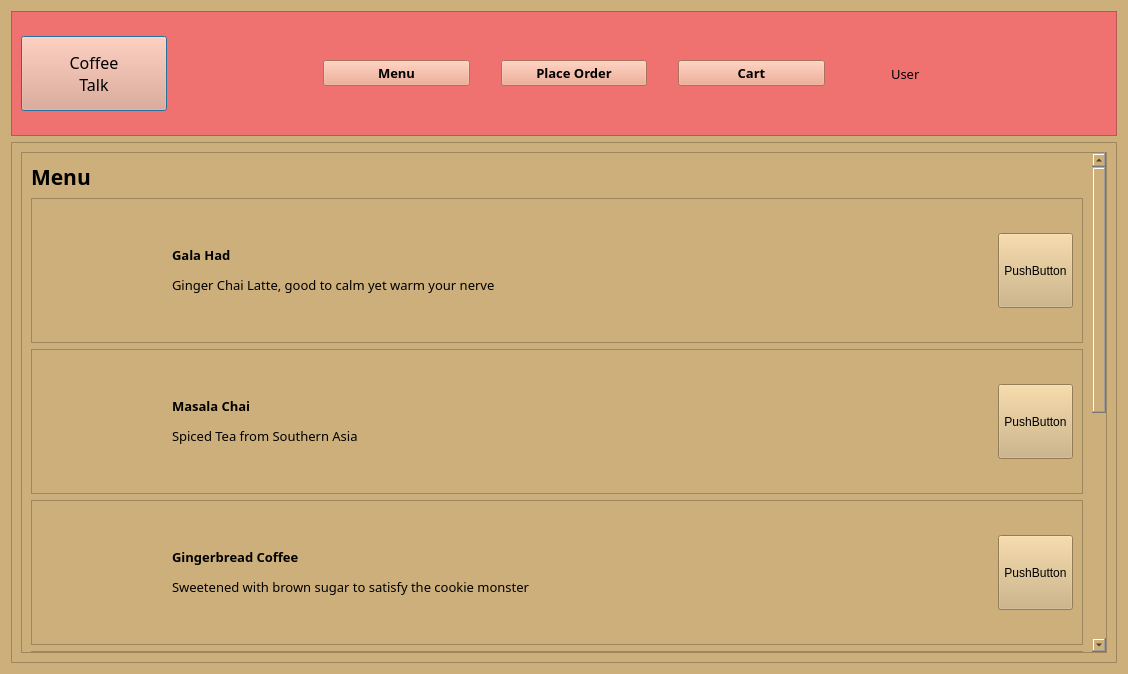
The window that views/menu.ui (NicolasChavezC/CoffeeShop) describes before a commit, drawn with Qt 5.
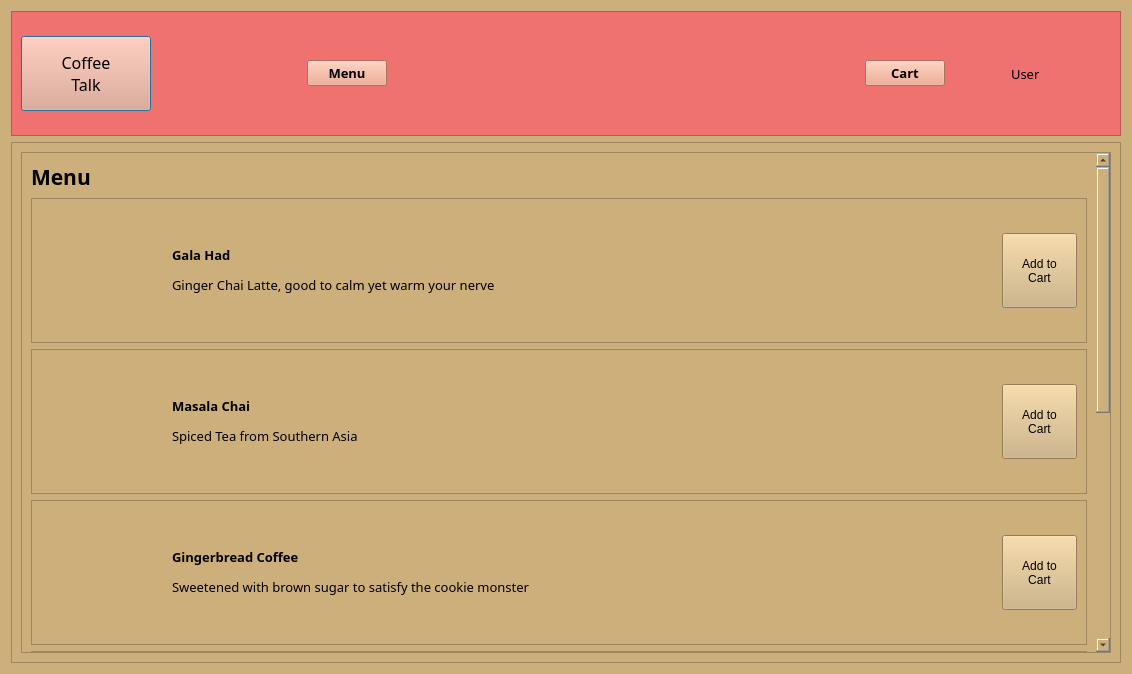
The same window after the commit. Icons and pictures are not drawn.

```diff
--- a/views/menu.ui
+++ b/views/menu.ui
@@ -6,7 +6,7 @@
    <rect>
     <x>0</x>
     <y>0</y>
-    <width>1128</width>
+    <width>1132</width>
     <height>674</height>
    </rect>
   </property>
@@ -45,10 +45,16 @@
        <widget class="QPushButton" name="pushButton_4">
         <property name="minimumSize">
          <size>
-          <width>0</width>
+          <width>130</width>
           <height>75</height>
          </size>
         </property>
+        <property name="maximumSize">
+         <size>
+          <width>130</width>
+          <height>16777215</height>
+         </size>
+        </property>
         <property name="font">
          <font>
           <family>Lucida Calligraphy</family>
@@ -70,7 +76,7 @@
          <enum>Qt::Horizontal</enum>
         </property>
         <property name="sizeType">
-         <enum>QSizePolicy::Fixed</enum>
+         <enum>QSizePolicy::Ignored</enum>
         </property>
         <property name="sizeHint" stdset="0">
          <size>
@@ -80,40 +86,6 @@
         </property>
        </spacer>
       </item>
-      <item>
-       <widget class="QPushButton" name="pushButton_3">
-        <property name="font">
-         <font>
-          <family>Century Gothic</family>
-          <pointsize>10</pointsize>
-          <weight>75</weight>
-          <bold>true</bold>
-         </font>
-        </property>
-        <property name="styleSheet">
-         <string notr="true">background-color: rgb(238,159,128);</string>
-        </property>
-        <property name="text">
-         <string>Menu</string>
-        </property>
-       </widget>
-      </item>
-      <item>
-       <spacer name="horizontalSpacer_2">
-        <property name="orientation">
-         <enum>Qt::Horizontal</enum>
-        </property>
-        <property name="sizeType">
-         <enum>QSizePolicy::Fixed</enum>
-        </property>
-        <property name="sizeHint" stdset="0">
-         <size>
-          <width>25</width>
-          <height>20</height>
-         </size>
-        </property>
-       </spacer>
-      </item>
       <item>
        <widget class="QPushButton" name="pushButton_2">
         <property name="font">
@@ -128,7 +100,7 @@
          <string notr="true">background-color: rgb(238,159,128);</string>
         </property>
         <property name="text">
-         <string>Place Order</string>
+         <string>Menu</string>
         </property>
        </widget>
       </item>
@@ -138,7 +110,7 @@
          <enum>Qt::Horizontal</enum>
         </property>
         <property name="sizeType">
-         <enum>QSizePolicy::Fixed</enum>
+         <enum>QSizePolicy::Expanding</enum>
         </property>
         <property name="sizeHint" stdset="0">
          <size>
@@ -238,9 +210,9 @@
          <property name="geometry">
           <rect>
            <x>0</x>
-           <y>-442</y>
-           <width>1071</width>
-           <height>949</height>
+           <y>0</y>
+           <width>1063</width>
+           <height>991</height>
           </rect>
          </property>
          <layout class="QVBoxLayout" name="verticalLayout_2">
@@ -317,7 +289,8 @@
                 </size>
                </property>
                <property name="text">
-                <string>PushButton</string>
+                <string>Add to 
+Cart</string>
                </property>
               </widget>
              </item>
@@ -382,7 +355,8 @@
                 </size>
                </property>
                <property name="text">
-                <string>PushButton</string>
+                <string>Add to 
+Cart</string>
                </property>
               </widget>
              </item>
@@ -453,7 +427,8 @@
                 </size>
                </property>
                <property name="text">
-                <string>PushButton</string>
+                <string>Add to 
+Cart</string>
                </property>
               </widget>
              </item>
```
Left out of the diff: 13 changed lines with no effect on the pictures.
